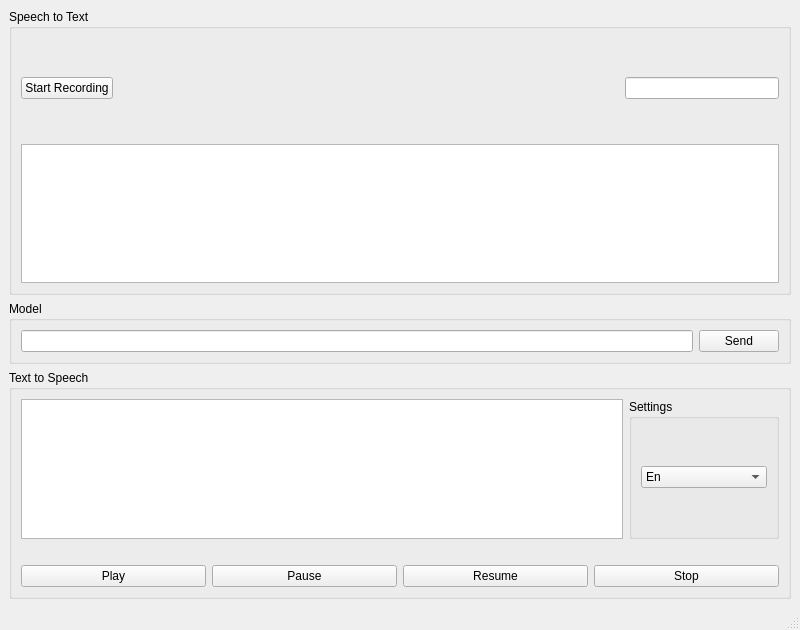
Qt form mainwindow.ui (mola/QVoiceBridge) before a commit.
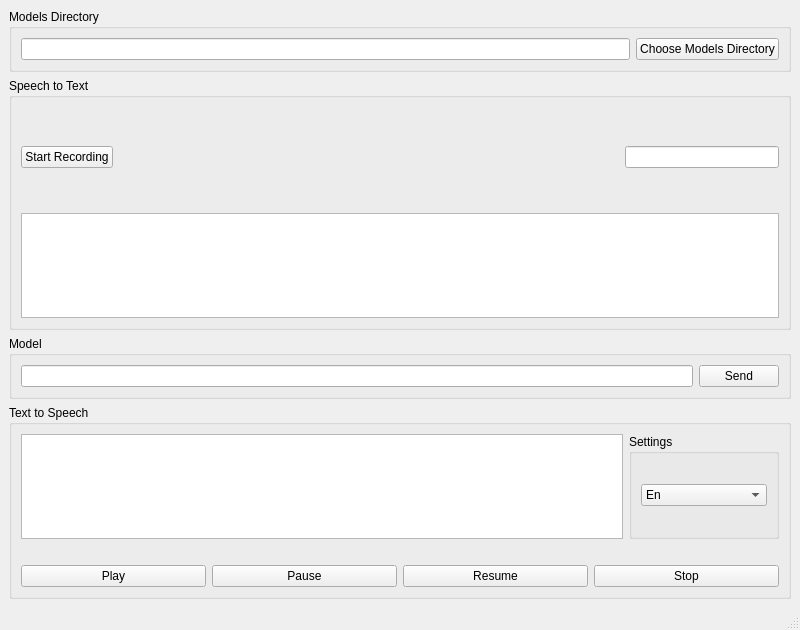
The same form after that commit. Custom widgets are drawn as their Qt base class.

```diff
--- a/mainwindow.ui
+++ b/mainwindow.ui
@@ -15,6 +15,25 @@
   </property>
   <widget class="QWidget" name="centralwidget">
    <layout class="QVBoxLayout" name="verticalLayout_3">
+    <item>
+     <widget class="QGroupBox" name="groupBox_5">
+      <property name="title">
+       <string>Models Directory</string>
+      </property>
+      <layout class="QHBoxLayout" name="horizontalLayout_4">
+       <item>
+        <widget class="QLineEdit" name="lineEdit"/>
+       </item>
+       <item>
+        <widget class="QPushButton" name="pushButton">
+         <property name="text">
+          <string>Choose Models Directory</string>
+         </property>
+        </widget>
+       </item>
+      </layout>
+     </widget>
+    </item>
     <item>
      <widget class="QGroupBox" name="groupBox">
       <property name="title">
@@ -34,7 +53,7 @@
           </widget>
          </item>
          <item>
-          <widget class="QWidget" name="wave" native="true">
+          <widget class="FrequencySpectrum" name="chartView" native="true">
            <property name="minimumSize">
             <size>
              <width>500</width>
@@ -195,6 +214,14 @@
   </widget>
   <widget class="QStatusBar" name="statusbar"/>
  </widget>
+ <customwidgets>
+  <customwidget>
+   <class>FrequencySpectrum</class>
+   <extends>QWidget</extends>
+   <header>widgets/frequencyspectrum.h</header>
+   <container>1</container>
+  </customwidget>
+ </customwidgets>
  <resources/>
  <connections/>
 </ui>
```
